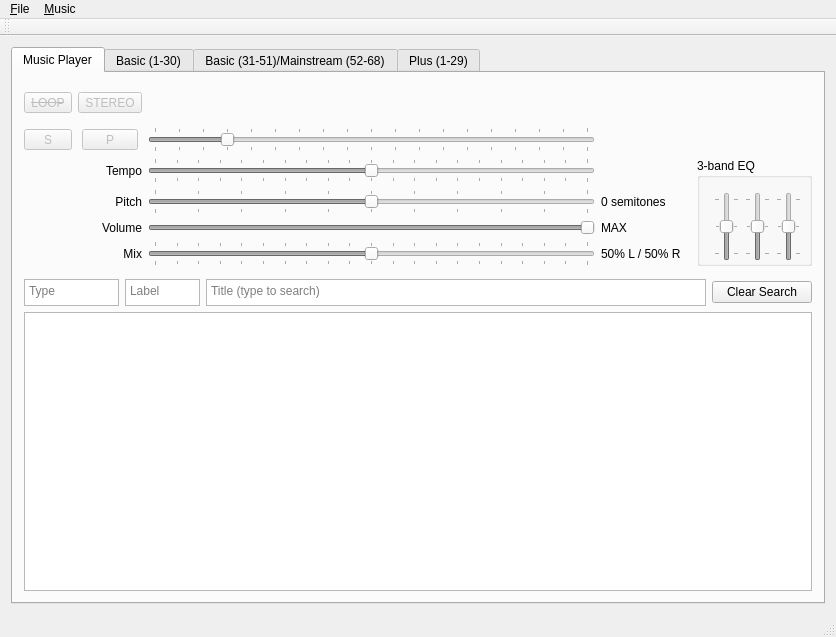
Before: the Qt Designer form SquareDesk-DEV/test123/mainwindow.ui in mpogue2/SquareDesk, drawn with Qt 5.
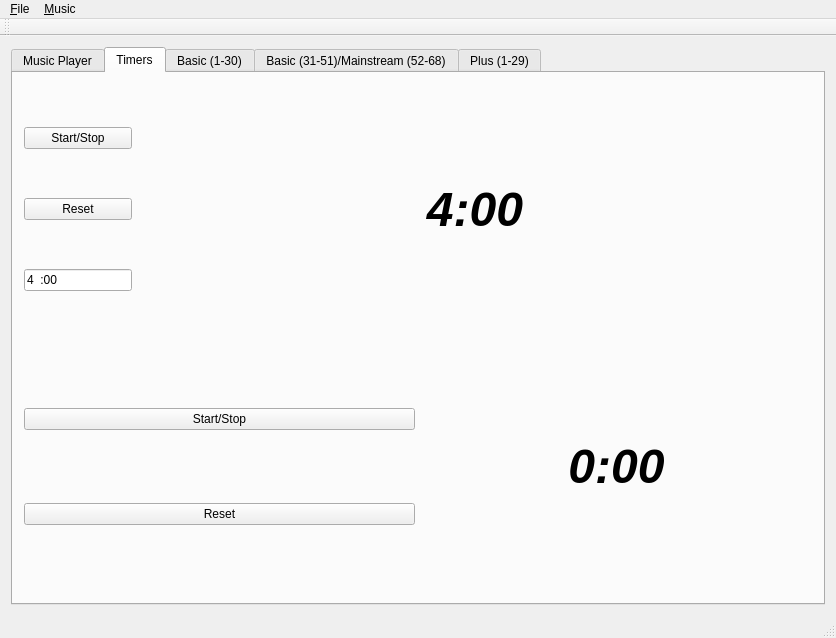
After: the same form once the commit is applied. Custom widgets are drawn as their Qt base class.

Commit message: Adding a rough and dirty timer tab

```diff
--- a/SquareDesk-DEV/test123/mainwindow.ui
+++ b/SquareDesk-DEV/test123/mainwindow.ui
@@ -6,8 +6,8 @@
    <rect>
     <x>0</x>
     <y>0</y>
-    <width>762</width>
-    <height>531</height>
+    <width>830</width>
+    <height>638</height>
    </rect>
   </property>
   <property name="windowTitle">
@@ -18,7 +18,7 @@
     <item row="0" column="0">
      <widget class="QTabWidget" name="tabWidget">
       <property name="currentIndex">
-       <number>0</number>
+       <number>1</number>
       </property>
       <widget class="QWidget" name="musicPlayerTab">
        <attribute name="title">
@@ -780,6 +780,116 @@
         </item>
        </layout>
       </widget>
+      <widget class="QWidget" name="timerTab">
+       <attribute name="title">
+        <string>Timers</string>
+       </attribute>
+       <layout class="QVBoxLayout" name="verticalLayout">
+        <item>
+         <layout class="QVBoxLayout" name="verticalLayout_3">
+          <item>
+           <layout class="QHBoxLayout" name="horizontalLayout_2">
+            <item>
+             <layout class="QVBoxLayout" name="verticalLayout_4">
+              <item>
+               <widget class="QPushButton" name="pushButtonCountDownTimerStartStop">
+                <property name="text">
+                 <string>Start/Stop</string>
+                </property>
+               </widget>
+              </item>
+              <item>
+               <widget class="QPushButton" name="pushButtonCountDownTimerReset">
+                <property name="text">
+                 <string>Reset</string>
+                </property>
+               </widget>
+              </item>
+              <item>
+               <widget class="QLineEdit" name="lineEditCountDownTimer">
+                <property name="sizePolicy">
+                 <sizepolicy hsizetype="Fixed" vsizetype="Fixed">
+                  <horstretch>0</horstretch>
+                  <verstretch>0</verstretch>
+                 </sizepolicy>
+                </property>
+                <property name="inputMask">
+                 <string>009:99</string>
+                </property>
+                <property name="text">
+                 <string>4:00</string>
+                </property>
+                <property name="maxLength">
+                 <number>6</number>
+                </property>
+               </widget>
+              </item>
+             </layout>
+            </item>
+            <item>
+             <widget class="QLabel" name="labelCountDownTimer">
+              <property name="font">
+               <font>
+                <pointsize>36</pointsize>
+                <weight>75</weight>
+                <italic>true</italic>
+                <bold>true</bold>
+               </font>
+              </property>
+              <property name="text">
+               <string>4:00</string>
+              </property>
+              <property name="alignment">
+               <set>Qt::AlignCenter</set>
+              </property>
+             </widget>
+            </item>
+           </layout>
+          </item>
+          <item>
+           <layout class="QHBoxLayout" name="horizontalLayout_3">
+            <item>
+             <layout class="QVBoxLayout" name="verticalLayout_5">
+              <item>
+               <widget class="QPushButton" name="pushButtonCountUpTimerStartStop">
+                <property name="text">
+                 <string>Start/Stop</string>
+                </property>
+               </widget>
+              </item>
+              <item>
+               <widget class="QPushButton" name="pushButtonCountUpTimerReset">
+                <property name="text">
+                 <string>Reset</string>
+                </property>
+               </widget>
+              </item>
+             </layout>
+            </item>
+            <item>
+             <widget class="QLabel" name="labelCountUpTimer">
+              <property name="font">
+               <font>
+                <pointsize>36</pointsize>
+                <weight>75</weight>
+                <italic>true</italic>
+                <bold>true</bold>
+               </font>
+              </property>
+              <property name="text">
+               <string>0:00</string>
+              </property>
+              <property name="alignment">
+               <set>Qt::AlignCenter</set>
+              </property>
+             </widget>
+            </item>
+           </layout>
+          </item>
+         </layout>
+        </item>
+       </layout>
+      </widget>
       <widget class="QWidget" name="BasicListTab">
        <attribute name="title">
         <string>Basic (1-30)</string>
```
Left out of the diff: 4 changed lines with no effect on the pictures. The commit also changes 2 other files.
